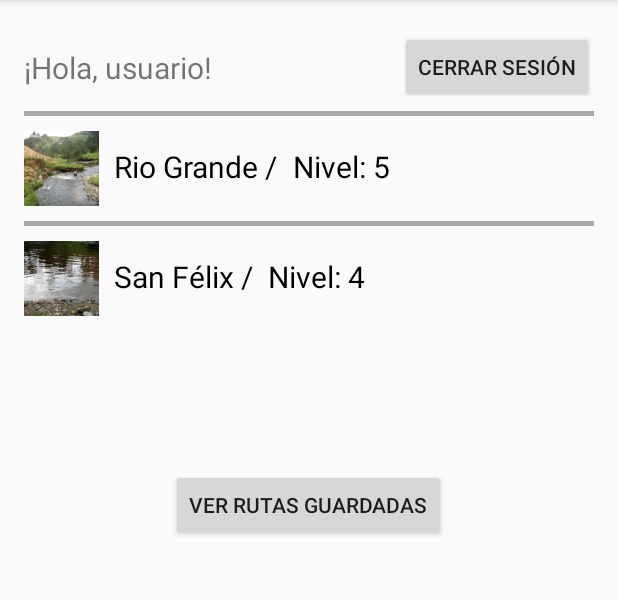
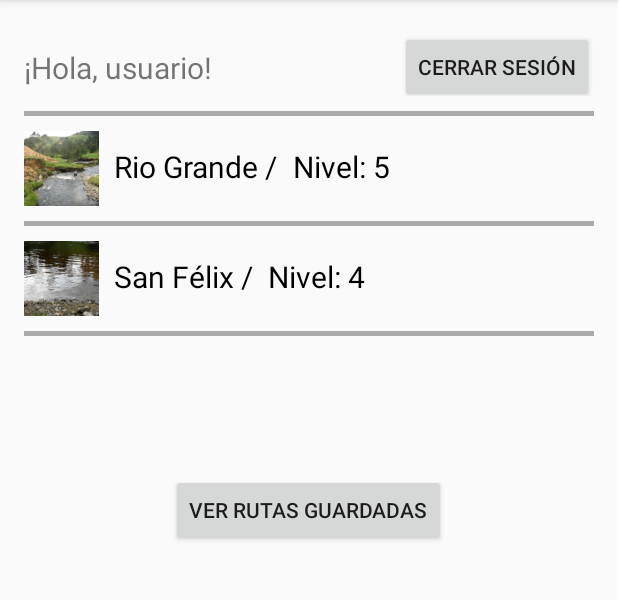
Before and after one commit to sveen12/WalkApp, an Android app: the screen it shows after launch (MainActivity), on a phone screen of 412 x 824 dp, the part 84-684 px from its top. Run offline under Robolectric (Android 15) with nearby library versions, the phone set to English and light mode, and no system bars; libraries missing offline, so code that uses them is left out: com.facebook, com.facebook.login; 3 statements that could not run were skipped.

Commit message:
Separador al final del activity_main

```diff
--- a/app/src/main/res/layout/activity_main.xml
+++ b/app/src/main/res/layout/activity_main.xml
@@ -152,6 +152,16 @@
         </LinearLayout>
     </LinearLayout>
 
+    <!--- Separador -->
+    <View
+        android:layout_width="match_parent"
+        android:layout_height="3dp"
+        android:background="@android:color/darker_gray"
+        android:layout_above="@+id/option2"
+        android:layout_alignParentRight="true"
+        android:layout_alignParentEnd="true" />
+
+
 
     <Button
         android:layout_width="wrap_content"
```
